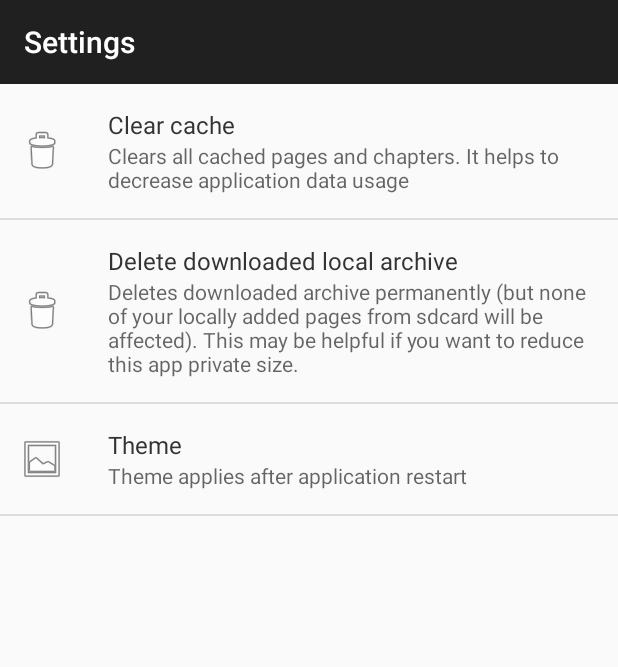
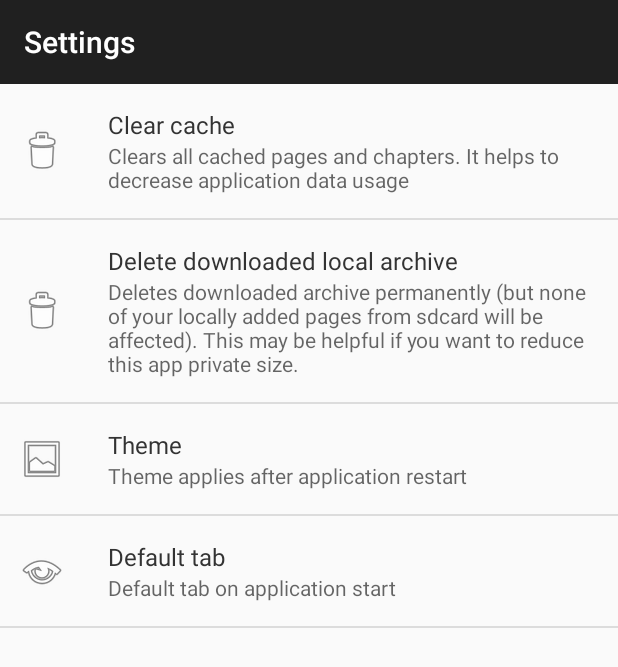
Before and after one commit to Kaned1as/Man-Man, an Android app: the screen it shows after launch (PreferencesActivity), in the options menu, after a tap on "Settings", on a phone screen of 412 x 824 dp. Shown: the top 667 px of the screen. Run offline under Robolectric (Android 15) with nearby library versions, the phone set to English and light mode, and no system bars; libraries missing offline, so code that uses them is left out: com.astuetz, com.j256.ormlite, com.squareup.okhttp, org.ccil.cowan, org.mozilla.universalchardet; 4 statements that could not run were skipped.

Commit message:
Add default tab preference. Fixes #7

```diff
--- a/app/src/main/java/com/adonai/manman/MainPagerActivity.java
+++ b/app/src/main/java/com/adonai/manman/MainPagerActivity.java
@@ -3,7 +3,9 @@ package com.adonai.manman;
 import android.annotation.SuppressLint;
 import android.app.AlertDialog;
 import android.content.Intent;
+import android.content.SharedPreferences;
 import android.os.Bundle;
+import android.preference.PreferenceManager;
 import android.support.annotation.NonNull;
 import android.support.v4.app.Fragment;
 import android.support.v4.app.FragmentManager;
@@ -65,6 +67,11 @@ public class MainPagerActivity extends AppCompatActivity {
         // setting up vending
         mDonateHelper = new DonateHelper(this);
         DbProvider.setHelper(this);
+
+        // applying default tab
+        SharedPreferences prefs = PreferenceManager.getDefaultSharedPreferences(this);
+        final String index = prefs.getString("app.default.tab", "0");
+        mPager.setCurrentItem(Integer.valueOf(index));
     }
 
     @Override
--- a/app/src/main/res/values/nontranslatable.xml
+++ b/app/src/main/res/values/nontranslatable.xml
@@ -25,4 +25,16 @@
         <item>dark</item>
         <item>green</item>
     </string-array>
+    <string-array name="preference_default_tab_entries" translatable="false">
+        <item>@string/search</item>
+        <item>@string/contents</item>
+        <item>@string/cached</item>
+        <item>@string/local_storage</item>
+    </string-array>
+    <string-array name="preference_default_tab_values" translatable="false">
+        <item>0</item>
+        <item>1</item>
+        <item>2</item>
+        <item>3</item>
+    </string-array>
 </resources>
--- a/app/src/main/res/values/strings.xml
+++ b/app/src/main/res/values/strings.xml
@@ -70,4 +70,6 @@
     <string name="delete_local_archive">Delete downloaded local archive</string>
     <string name="delete_local_archive_sum">Deletes downloaded archive permanently (but none of your locally added pages from sdcard will be affected). This may be helpful if you want to reduce this app private size.</string>
     <string name="deleted">Deleted!</string>
+    <string name="default_tab">Default tab</string>
+    <string name="default_tab_summary">Default tab on application start</string>
 </resources>
--- a/app/src/main/res/xml/global_prefs.xml
+++ b/app/src/main/res/xml/global_prefs.xml
@@ -21,4 +21,12 @@
         android:entries="@array/preference_themes_titles"
         android:entryValues="@array/preference_themes_values" />
 
+    <ListPreference
+        android:icon="@android:drawable/ic_menu_view"
+        android:key="app.default.tab"
+        android:title="@string/default_tab"
+        android:summary="@string/default_tab_summary"
+        android:entries="@array/preference_default_tab_entries"
+        android:entryValues="@array/preference_default_tab_values" />
+
 </PreferenceScreen>
```
Also changed, not shown: 2 other files.
